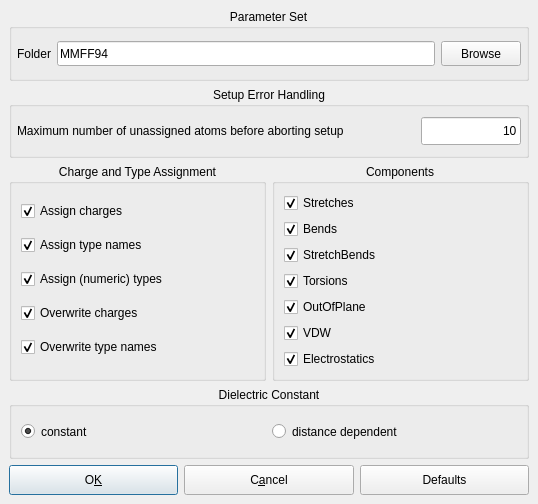
The window that source/VIEW/DIALOGS/MMFF94ConfigurationDialog.ui (BALL-Project/ball) describes before a commit, drawn with Qt 5.
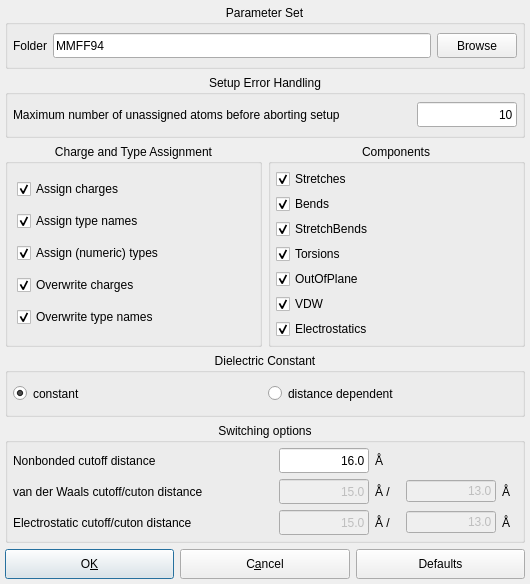
The same window after the commit.

The edit to the form file:
```diff
--- a/source/VIEW/DIALOGS/MMFF94ConfigurationDialog.ui
+++ b/source/VIEW/DIALOGS/MMFF94ConfigurationDialog.ui
@@ -5,8 +5,8 @@
    <rect>
     <x>0</x>
     <y>0</y>
-    <width>538</width>
-    <height>504</height>
+    <width>530</width>
+    <height>584</height>
    </rect>
   </property>
   <property name="sizePolicy" >
@@ -34,174 +34,512 @@
   </property>
   <layout class="QGridLayout" >
    <property name="margin" >
-    <number>9</number>
+    <number>5</number>
    </property>
    <property name="spacing" >
     <number>6</number>
    </property>
-   <item row="2" column="0" >
-    <widget class="QGroupBox" name="check_options" >
+   <item row="5" column="0" colspan="2" >
+    <layout class="QHBoxLayout" >
+     <property name="margin" >
+      <number>0</number>
+     </property>
+     <property name="spacing" >
+      <number>6</number>
+     </property>
+     <item>
+      <widget class="QPushButton" name="close_button" >
+       <property name="sizePolicy" >
+        <sizepolicy>
+         <hsizetype>3</hsizetype>
+         <vsizetype>0</vsizetype>
+         <horstretch>0</horstretch>
+         <verstretch>0</verstretch>
+        </sizepolicy>
+       </property>
      <property name="minimumSize" >
       <size>
        <width>0</width>
+         <height>30</height>
+        </size>
+       </property>
+       <property name="toolTip" >
+        <string>Close and save options</string>
+       </property>
+       <property name="text" >
+        <string>O&amp;K</string>
+       </property>
+       <property name="shortcut" >
+        <string/>
+       </property>
+       <property name="default" >
+        <bool>true</bool>
+       </property>
+      </widget>
+     </item>
+     <item>
+      <widget class="QPushButton" name="cancel_button" >
+       <property name="sizePolicy" >
+        <sizepolicy>
+         <hsizetype>3</hsizetype>
+         <vsizetype>0</vsizetype>
+         <horstretch>0</horstretch>
+         <verstretch>0</verstretch>
+        </sizepolicy>
+       </property>
+       <property name="minimumSize" >
+        <size>
+         <width>0</width>
+         <height>30</height>
+        </size>
+       </property>
+       <property name="toolTip" >
+        <string>Close window and discard changes</string>
+       </property>
+       <property name="text" >
+        <string>C&amp;ancel</string>
+       </property>
+       <property name="shortcut" >
+        <string/>
+       </property>
+      </widget>
+     </item>
+     <item>
+      <widget class="QPushButton" name="reset_button" >
+       <property name="sizePolicy" >
+        <sizepolicy>
+         <hsizetype>3</hsizetype>
+         <vsizetype>0</vsizetype>
+         <horstretch>0</horstretch>
+         <verstretch>0</verstretch>
+        </sizepolicy>
+       </property>
+       <property name="minimumSize" >
+        <size>
+         <width>0</width>
+         <height>30</height>
+        </size>
+       </property>
+       <property name="toolTip" >
+        <string>Reset all settings to default values</string>
+       </property>
+       <property name="text" >
+        <string>Defaults</string>
+       </property>
+       <property name="shortcut" >
+        <string/>
+       </property>
+      </widget>
+     </item>
+    </layout>
+   </item>
+   <item row="4" column="0" colspan="2" >
+    <widget class="QGroupBox" name="cutoff_options" >
+     <property name="minimumSize" >
+      <size>
+       <width>520</width>
        <height>0</height>
       </size>
      </property>
      <property name="title" >
-      <string>Charge and Type Assignment</string>
+      <string>Switching options</string>
      </property>
      <property name="alignment" >
       <set>Qt::AlignHCenter</set>
      </property>
-     <layout class="QVBoxLayout" >
+     <layout class="QGridLayout" >
       <property name="margin" >
-       <number>9</number>
+       <number>5</number>
       </property>
       <property name="spacing" >
        <number>6</number>
       </property>
-      <item>
-       <widget class="QCheckBox" name="assign_charges_checkBox" >
+      <item row="0" column="1" >
+       <widget class="QLineEdit" name="nonbonded_cutoff" >
+        <property name="sizePolicy" >
+         <sizepolicy>
+          <hsizetype>7</hsizetype>
+          <vsizetype>0</vsizetype>
+          <horstretch>0</horstretch>
+          <verstretch>0</verstretch>
+         </sizepolicy>
+        </property>
         <property name="minimumSize" >
          <size>
-          <width>140</width>
-          <height>0</height>
+          <width>0</width>
+          <height>25</height>
          </size>
         </property>
         <property name="text" >
-         <string>Assign charges</string>
+         <string>16.0</string>
         </property>
-        <property name="checked" >
+        <property name="maxLength" >
+         <number>32767</number>
+        </property>
+        <property name="frame" >
          <bool>true</bool>
         </property>
-       </widget>
-      </item>
-      <item>
-       <widget class="QCheckBox" name="assign_typenames_checkBox" >
-        <property name="minimumSize" >
-         <size>
-          <width>165</width>
-          <height>0</height>
-         </size>
+        <property name="echoMode" >
+         <enum>QLineEdit::Normal</enum>
         </property>
-        <property name="text" >
-         <string>Assign type names</string>
+        <property name="alignment" >
+         <set>Qt::AlignRight</set>
         </property>
-        <property name="checked" >
-         <bool>true</bool>
-        </property>
        </widget>
       </item>
-      <item>
-       <widget class="QCheckBox" name="assign_types_checkBox" >
-        <property name="minimumSize" >
-         <size>
-          <width>140</width>
-          <height>0</height>
-         </size>
+      <item row="1" column="1" >
+       <widget class="QLineEdit" name="vdw_cutoff" >
+        <property name="enabled" >
+         <bool>false</bool>
         </property>
-        <property name="text" >
-         <string>Assign (numeric) types</string>
+        <property name="sizePolicy" >
+         <sizepolicy>
+          <hsizetype>7</hsizetype>
+          <vsizetype>0</vsizetype>
+          <horstretch>0</horstretch>
+          <verstretch>0</verstretch>
+         </sizepolicy>
         </property>
-        <property name="checked" >
-         <bool>true</bool>
-        </property>
-       </widget>
-      </item>
-      <item>
-       <widget class="QCheckBox" name="overwrite_charges_checkBox" >
         <property name="minimumSize" >
          <size>
-          <width>155</width>
-          <height>0</height>
+          <width>0</width>
+          <height>25</height>
          </size>
         </property>
         <property name="text" >
-         <string>Overwrite charges</string>
+         <string>15.0</string>
         </property>
-        <property name="checked" >
+        <property name="frame" >
          <bool>true</bool>
         </property>
-       </widget>
-      </item>
-      <item>
-       <widget class="QCheckBox" name="overwrite_typenames_checkBox" >
-        <property name="minimumSize" >
-         <size>
-          <width>155</width>
-          <height>0</height>
-         </size>
+        <property name="echoMode" >
+         <enum>QLineEdit::Normal</enum>
         </property>
-        <property name="text" >
-         <string>Overwrite type names</string>
+        <property name="alignment" >
+         <set>Qt::AlignRight</set>
         </property>
-        <property name="checked" >
-         <bool>true</bool>
-        </property>
-       </widget>
-      </item>
-     </layout>
     </widget>
    </item>
    <item row="2" column="1" >
-    <widget class="QGroupBox" name="groupBox" >
-     <property name="title" >
-      <string>Components</string>
-     </property>
+       <widget class="QLineEdit" name="electrostatic_cutoff" >
+        <property name="enabled" >
+         <bool>false</bool>
+        </property>
+        <property name="minimumSize" >
+         <size>
+          <width>0</width>
+          <height>25</height>
+         </size>
+        </property>
+        <property name="text" >
+         <string>15.0</string>
+        </property>
      <property name="alignment" >
-      <set>Qt::AlignHCenter</set>
-     </property>
-     <layout class="QVBoxLayout" >
-      <property name="margin" >
-       <number>9</number>
-      </property>
-      <property name="spacing" >
-       <number>6</number>
-      </property>
-      <item>
-       <widget class="QCheckBox" name="stretch_box" >
+         <set>Qt::AlignRight</set>
+        </property>
+       </widget>
+      </item>
+      <item row="0" column="2" >
+       <widget class="QLabel" name="nonbonded_cutoff_label_2" >
+        <property name="sizePolicy" >
+         <sizepolicy>
+          <hsizetype>5</hsizetype>
+          <vsizetype>5</vsizetype>
+          <horstretch>0</horstretch>
+          <verstretch>0</verstretch>
+         </sizepolicy>
+        </property>
+        <property name="minimumSize" >
+         <size>
+          <width>25</width>
+          <height>0</height>
+         </size>
+        </property>
+        <property name="maximumSize" >
+         <size>
+          <width>30</width>
+          <height>32767</height>
+         </size>
+        </property>
         <property name="text" >
-         <string>Stretches</string>
+         <string>Å</string>
         </property>
-        <property name="checked" >
-         <bool>true</bool>
+        <property name="buddy" >
+         <cstring>nonbonded_cutoff</cstring>
         </property>
        </widget>
       </item>
-      <item>
-       <widget class="QCheckBox" name="bends_box" >
+      <item row="1" column="2" >
+       <widget class="QLabel" name="nonbonded_cutoff_label_2_2_3" >
+        <property name="sizePolicy" >
+         <sizepolicy>
+          <hsizetype>5</hsizetype>
+          <vsizetype>5</vsizetype>
+          <horstretch>0</horstretch>
+          <verstretch>0</verstretch>
+         </sizepolicy>
+        </property>
+        <property name="minimumSize" >
+         <size>
+          <width>25</width>
+          <height>0</height>
+         </size>
+        </property>
+        <property name="maximumSize" >
+         <size>
+          <width>30</width>
+          <height>32767</height>
+         </size>
+        </property>
         <property name="text" >
-         <string>Bends</string>
+         <string>Å /</string>
         </property>
-        <property name="checked" >
-         <bool>true</bool>
+        <property name="buddy" >
+         <cstring>nonbonded_cutoff</cstring>
         </property>
        </widget>
       </item>
-      <item>
-       <widget class="QCheckBox" name="stretch_bends_box" >
+      <item row="2" column="2" >
+       <widget class="QLabel" name="nonbonded_cutoff_label_2_2_3_2" >
+        <property name="sizePolicy" >
+         <sizepolicy>
+          <hsizetype>5</hsizetype>
+          <vsizetype>5</vsizetype>
+          <horstretch>0</horstretch>
+          <verstretch>0</verstretch>
+         </sizepolicy>
+        </property>
+        <property name="minimumSize" >
+         <size>
+          <width>25</width>
+          <height>0</height>
+         </size>
+        </property>
+        <property name="maximumSize" >
+         <size>
+          <width>30</width>
+          <height>32767</height>
+         </size>
+        </property>
         <property name="text" >
-         <string>StretchBends</string>
+         <string>Å /</string>
         </property>
-        <property name="checked" >
-         <bool>true</bool>
+        <property name="buddy" >
+         <cstring>nonbonded_cutoff</cstring>
         </property>
        </widget>
       </item>
-      <item>
-       <widget class="QCheckBox" name="torsions_box" >
+      <item row="1" column="3" >
+       <widget class="QLineEdit" name="vdw_cuton" >
+        <property name="enabled" >
+         <bool>false</bool>
+        </property>
         <property name="text" >
-         <string>Torsions</string>
+         <string>13.0</string>
         </property>
-        <property name="checked" >
-         <bool>true</bool>
+        <property name="alignment" >
+         <set>Qt::AlignRight</set>
         </property>
        </widget>
       </item>
+      <item row="2" column="3" >
+       <widget class="QLineEdit" name="electrostatic_cuton" >
+        <property name="enabled" >
+         <bool>false</bool>
+        </property>
+        <property name="text" >
+         <string>13.0</string>
+        </property>
+        <property name="alignment" >
+         <set>Qt::AlignRight</set>
+        </property>
+       </widget>
+      </item>
+      <item row="1" column="4" >
+       <widget class="QLabel" name="nonbonded_cutoff_label_2_2" >
+        <property name="sizePolicy" >
+         <sizepolicy>
+          <hsizetype>5</hsizetype>
+          <vsizetype>5</vsizetype>
+          <horstretch>0</horstretch>
+          <verstretch>0</verstretch>
+         </sizepolicy>
+        </property>
+        <property name="minimumSize" >
+         <size>
+          <width>15</width>
+          <height>0</height>
+         </size>
+        </property>
+        <property name="maximumSize" >
+         <size>
+          <width>30</width>
+          <height>32767</height>
+         </size>
+        </property>
+        <property name="text" >
+         <string>Å</string>
+        </property>
+        <property name="buddy" >
+         <cstring>nonbonded_cutoff</cstring>
+        </property>
+       </widget>
+      </item>
+      <item row="2" column="4" >
+       <widget class="QLabel" name="nonbonded_cutoff_label_2_2_2" >
+        <property name="sizePolicy" >
+         <sizepolicy>
+          <hsizetype>5</hsizetype>
+          <vsizetype>5</vsizetype>
+          <horstretch>0</horstretch>
+          <verstretch>0</verstretch>
+         </sizepolicy>
+        </property>
+        <property name="minimumSize" >
+         <size>
+          <width>15</width>
+          <height>0</height>
+         </size>
+        </property>
+        <property name="maximumSize" >
+         <size>
+          <width>30</width>
+          <height>32767</height>
+         </size>
+        </property>
+        <property name="text" >
+         <string>Å</string>
+        </property>
+        <property name="buddy" >
+         <cstring>nonbonded_cutoff</cstring>
+        </property>
+       </widget>
+      </item>
+      <item row="0" column="0" >
+       <widget class="QLabel" name="nonbonded_cutoff_label" >
+        <property name="sizePolicy" >
+         <sizepolicy>
+          <hsizetype>7</hsizetype>
+          <vsizetype>5</vsizetype>
+          <horstretch>0</horstretch>
+          <verstretch>0</verstretch>
+         </sizepolicy>
+        </property>
+        <property name="minimumSize" >
+         <size>
+          <width>260</width>
+          <height>25</height>
+         </size>
+        </property>
+        <property name="text" >
+         <string>Nonbonded cutoff distance</string>
+        </property>
+        <property name="buddy" >
+         <cstring>nonbonded_cutoff</cstring>
+        </property>
+       </widget>
+      </item>
+      <item row="1" column="0" >
+       <widget class="QLabel" name="vdw_cutoff_label" >
+        <property name="sizePolicy" >
+         <sizepolicy>
+          <hsizetype>7</hsizetype>
+          <vsizetype>5</vsizetype>
+          <horstretch>0</horstretch>
+          <verstretch>0</verstretch>
+         </sizepolicy>
+        </property>
+        <property name="minimumSize" >
+         <size>
+          <width>260</width>
+          <height>25</height>
+         </size>
+        </property>
+        <property name="text" >
+         <string>van der Waals cutoff/cuton distance</string>
+        </property>
+        <property name="buddy" >
+         <cstring>vdw_cutoff</cstring>
+        </property>
+       </widget>
+      </item>
+      <item row="2" column="0" >
+       <widget class="QLabel" name="electrostatic_cutoff_label" >
+        <property name="sizePolicy" >
+         <sizepolicy>
+          <hsizetype>7</hsizetype>
+          <vsizetype>5</vsizetype>
+          <horstretch>0</horstretch>
+          <verstretch>0</verstretch>
+         </sizepolicy>
+        </property>
+        <property name="minimumSize" >
+         <size>
+          <width>260</width>
+          <height>25</height>
+         </size>
+        </property>
+        <property name="text" >
+         <string>Electrostatic cutoff/cuton distance</string>
+        </property>
+       </widget>
+      </item>
+     </layout>
+    </widget>
+   </item>
+   <item row="3" column="0" colspan="2" >
+    <widget class="QGroupBox" name="dielectric_group" >
+     <property name="sizePolicy" >
+      <sizepolicy>
+       <hsizetype>1</hsizetype>
+       <vsizetype>1</vsizetype>
+       <horstretch>0</horstretch>
+       <verstretch>0</verstretch>
+      </sizepolicy>
+     </property>
+     <property name="minimumSize" >
+      <size>
+       <width>180</width>
+       <height>0</height>
+      </size>
+     </property>
+     <property name="title" >
+      <string>Dielectric Constant</string>
+     </property>
+     <property name="alignment" >
+      <set>Qt::AlignHCenter</set>
+     </property>
+     <layout class="QHBoxLayout" >
+      <property name="margin" >
+       <number>5</number>
+      </property>
+      <property name="spacing" >
+       <number>6</number>
+      </property>
       <item>
-       <widget class="QCheckBox" name="plane_box" >
+       <widget class="QRadioButton" name="constant_button" >
+        <property name="sizePolicy" >
+         <sizepolicy>
+          <hsizetype>7</hsizetype>
+          <vsizetype>1</vsizetype>
+          <horstretch>0</horstretch>
+          <verstretch>0</verstretch>
+         </sizepolicy>
+        </property>
+        <property name="minimumSize" >
+         <size>
+          <width>0</width>
+          <height>0</height>
+         </size>
+        </property>
+        <property name="maximumSize" >
+         <size>
+          <width>32000</width>
+          <height>32767</height>
+         </size>
+        </property>
         <property name="text" >
-         <string>OutOfPlane</string>
+         <string>constant</string>
         </property>
         <property name="checked" >
          <bool>true</bool>
@@ -209,22 +547,87 @@
        </widget>
       </item>
       <item>
-       <widget class="QCheckBox" name="vdw_box" >
+       <widget class="QRadioButton" name="distance_button" >
+        <property name="sizePolicy" >
+         <sizepolicy>
+          <hsizetype>3</hsizetype>
+          <vsizetype>1</vsizetype>
+          <horstretch>0</horstretch>
+          <verstretch>0</verstretch>
+         </sizepolicy>
+        </property>
+        <property name="minimumSize" >
+         <size>
+          <width>0</width>
+          <height>0</height>
+         </size>
+        </property>
         <property name="text" >
-         <string>VDW</string>
+         <string>distance dependent</string>
         </property>
-        <property name="checked" >
-         <bool>true</bool>
-        </property>
+       </widget>
+      </item>
+     </layout>
+    </widget>
+   </item>
+   <item row="1" column="0" colspan="2" >
+    <widget class="QGroupBox" name="groupBox11" >
+     <property name="title" >
+      <string>Setup Error Handling</string>
+     </property>
+     <property name="alignment" >
+      <set>Qt::AlignHCenter</set>
+     </property>
+     <layout class="QHBoxLayout" >
+      <property name="margin" >
+       <number>5</number>
+      </property>
+      <property name="spacing" >
+       <number>6</number>
+      </property>
+      <item>
+       <widget class="QLabel" name="textLabel1" >
+        <property name="sizePolicy" >
+         <sizepolicy>
+          <hsizetype>7</hsizetype>
+          <vsizetype>1</vsizetype>
+          <horstretch>0</horstretch>
+          <verstretch>0</verstretch>
+         </sizepolicy>
+        </property>
+        <property name="minimumSize" >
+         <size>
+          <width>0</width>
+          <height>28</height>
+         </size>
+        </property>
+        <property name="text" >
+         <string>Maximum number of unassigned atoms before aborting setup</string>
+        </property>
+        <property name="alignment" >
+         <set>Qt::AlignLeading|Qt::AlignLeft|Qt::AlignVCenter</set>
+        </property>
        </widget>
       </item>
       <item>
-       <widget class="QCheckBox" name="es_box" >
+       <widget class="QLineEdit" name="max_unassigned_atoms" >
+        <property name="minimumSize" >
+         <size>
+          <width>100</width>
+          <height>25</height>
+         </size>
+        </property>
+        <property name="maximumSize" >
+         <size>
+          <width>100</width>
+          <height>25</height>
+         </size>
+        </property>
         <property name="text" >
-         <string>Electrostatics</string>
+         <string>10</string>
         </property>
-        <property name="checked" >
-         <bool>true</bool>
+        <property name="alignment" >
+         <set>Qt::AlignRight</set>
         </property>
        </widget>
       </item>
@@ -332,187 +735,109 @@
      </layout>
     </widget>
    </item>
-   <item row="1" column="0" colspan="2" >
-    <widget class="QGroupBox" name="groupBox11" >
+   <item row="2" column="1" >
+    <widget class="QGroupBox" name="groupBox" >
      <property name="title" >
-      <string>Setup Error Handling</string>
+      <string>Components</string>
      </property>
      <property name="alignment" >
       <set>Qt::AlignHCenter</set>
      </property>
-     <layout class="QHBoxLayout" >
+     <layout class="QVBoxLayout" >
       <property name="margin" >
        <number>5</number>
       </property>
       <property name="spacing" >
-       <number>6</number>
+       <number>5</number>
       </property>
       <item>
-       <widget class="QLabel" name="textLabel1" >
-        <property name="sizePolicy" >
-         <sizepolicy>
-          <hsizetype>7</hsizetype>
-          <vsizetype>1</vsizetype>
-          <horstretch>0</horstretch>
-          <verstretch>0</verstretch>
-         </sizepolicy>
-        </property>
-        <property name="minimumSize" >
-         <size>
-          <width>0</width>
-          <height>28</height>
-         </size>
-        </property>
+       <widget class="QCheckBox" name="stretch_box" >
         <property name="text" >
-         <string>Maximum number of unassigned atoms before aborting setup</string>
+         <string>Stretches</string>
         </property>
-        <property name="alignment" >
-         <set>Qt::AlignLeading|Qt::AlignLeft|Qt::AlignVCenter</set>
+        <property name="checked" >
+         <bool>true</bool>
         </property>
        </widget>
       </item>
       <item>
-       <widget class="QLineEdit" name="max_unassigned_atoms" >
-        <property name="minimumSize" >
-         <size>
-          <width>100</width>
-          <height>28</height>
-         </size>
-        </property>
-        <property name="maximumSize" >
-         <size>
-          <width>100</width>
-          <height>28</height>
-         </size>
-        </property>
+       <widget class="QCheckBox" name="bends_box" >
         <property name="text" >
-         <string>10</string>
+         <string>Bends</string>
         </property>
-        <property name="alignment" >
-         <set>Qt::AlignRight</set>
+        <property name="checked" >
+         <bool>true</bool>
         </property>
        </widget>
       </item>
-     </layout>
-    </widget>
-   </item>
-   <item row="4" column="0" colspan="2" >
-    <layout class="QHBoxLayout" >
-     <property name="margin" >
-      <number>0</number>
-     </property>
-     <property name="spacing" >
-      <number>6</number>
-     </property>
      <item>
-      <widget class="QPushButton" name="close_button" >
-       <property name="sizePolicy" >
-        <sizepolicy>
-         <hsizetype>3</hsizetype>
-         <vsizetype>0</vsizetype>
-         <horstretch>0</horstretch>
-         <verstretch>0</verstretch>
-        </sizepolicy>
-       </property>
-       <property name="minimumSize" >
-        <size>
-         <width>0</width>
-         <height>30</height>
-        </size>
-       </property>
-       <property name="toolTip" >
-        <string>Close and save options</string>
-       </property>
+       <widget class="QCheckBox" name="stretch_bends_box" >
        <property name="text" >
-        <string>O&amp;K</string>
-       </property>
-       <property name="shortcut" >
-        <string/>
-       </property>
-       <property name="default" >
+         <string>StretchBends</string>
+        </property>
+        <property name="checked" >
         <bool>true</bool>
        </property>
       </widget>
      </item>
      <item>
-      <widget class="QPushButton" name="cancel_button" >
-       <property name="sizePolicy" >
-        <sizepolicy>
-         <hsizetype>3</hsizetype>
-         <vsizetype>0</vsizetype>
-         <horstretch>0</horstretch>
-         <verstretch>0</verstretch>
-        </sizepolicy>
-       </property>
-       <property name="minimumSize" >
-        <size>
-         <width>0</width>
-         <height>30</height>
-        </size>
-       </property>
-       <property name="toolTip" >
-        <string>Close window and discard changes</string>
-       </property>
+       <widget class="QCheckBox" name="torsions_box" >
+        <property name="text" >
+         <string>Torsions</string>
+        </property>
+        <property name="checked" >
+         <bool>true</bool>
+        </property>
+       </widget>
+      </item>
+      <item>
+       <widget class="QCheckBox" name="plane_box" >
        <property name="text" >
-        <string>C&amp;ancel</string>
-       </property>
-       <property name="shortcut" >
-        <string/>
+         <string>OutOfPlane</string>
+        </property>
+        <property name="checked" >
+         <bool>true</bool>
        </property>
       </widget>
      </item>
      <item>
-      <widget class="QPushButton" name="reset_button" >
-       <property name="sizePolicy" >
-        <sizepolicy>
-         <hsizetype>3</hsizetype>
-         <vsizetype>0</vsizetype>
-         <horstretch>0</horstretch>
-         <verstretch>0</verstretch>
-        </sizepolicy>
-       </property>
-       <property name="minimumSize" >
-        <size>
-         <width>0</width>
-         <height>30</height>
-        </size>
-       </property>
-       <property name="toolTip" >
-        <string>Reset all settings to default values</string>
-       </property>
+       <widget class="QCheckBox" name="vdw_box" >
+        <property name="text" >
+         <string>VDW</string>
+        </property>
+        <property name="checked" >
+         <bool>true</bool>
+        </property>
+       </widget>
+      </item>
+      <item>
+       <widget class="QCheckBox" name="es_box" >
        <property name="text" >
-        <string>Defaults</string>
-       </property>
-       <property name="shortcut" >
-        <string/>
+         <string>Electrostatics</string>
+        </property>
+        <property name="checked" >
+         <bool>true</bool>
        </property>
       </widget>
      </item>
     </layout>
+    </widget>
    </item>
-   <item row="3" column="0" colspan="2" >
-    <widget class="QGroupBox" name="dielectric_group" >
-     <property name="sizePolicy" >
-      <sizepolicy>
-       <hsizetype>1</hsizetype>
-       <vsizetype>1</vsizetype>
-       <horstretch>0</horstretch>
-       <verstretch>0</verstretch>
-      </sizepolicy>
-     </property>
+   <item row="2" column="0" >
+    <widget class="QGroupBox" name="check_options" >
      <property name="minimumSize" >
       <size>
-       <width>180</width>
+       <width>0</width>
        <height>0</height>
       </size>
      </property>
      <property name="title" >
-      <string>Dielectric Constant</string>
+      <string>Charge and Type Assignment</string>
      </property>
      <property name="alignment" >
       <set>Qt::AlignHCenter</set>
      </property>
-     <layout class="QHBoxLayout" >
+     <layout class="QVBoxLayout" >
       <property name="margin" >
        <number>9</number>
       </property>
@@ -520,29 +845,47 @@
        <number>6</number>
       </property>
       <item>
-       <widget class="QRadioButton" name="constant_button" >
-        <property name="sizePolicy" >
-         <sizepolicy>
-          <hsizetype>7</hsizetype>
-          <vsizetype>1</vsizetype>
-          <horstretch>0</horstretch>
-          <verstretch>0</verstretch>
-         </sizepolicy>
+       <widget class="QCheckBox" name="assign_charges_checkBox" >
+        <property name="minimumSize" >
+         <size>
+          <width>140</width>
+          <height>0</height>
+         </size>
         </property>
+        <property name="text" >
+         <string>Assign charges</string>
+        </property>
+        <property name="checked" >
+         <bool>true</bool>
+        </property>
+       </widget>
+      </item>
+      <item>
+       <widget class="QCheckBox" name="assign_typenames_checkBox" >
         <property name="minimumSize" >
          <size>
-          <width>0</width>
+          <width>165</width>
           <height>0</height>
          </size>
         </property>
-        <property name="maximumSize" >
+        <property name="text" >
+         <string>Assign type names</string>
+        </property>
+        <property name="checked" >
+         <bool>true</bool>
+        </property>
+       </widget>
+      </item>
+      <item>
+       <widget class="QCheckBox" name="assign_types_checkBox" >
+        <property name="minimumSize" >
          <size>
-          <width>32000</width>
-          <height>32767</height>
+          <width>140</width>
+          <height>0</height>
          </size>
         </property>
         <property name="text" >
-         <string>constant</string>
+         <string>Assign (numeric) types</string>
         </property>
         <property name="checked" >
          <bool>true</bool>
@@ -550,23 +893,34 @@
        </widget>
       </item>
       <item>
-       <widget class="QRadioButton" name="distance_button" >
-        <property name="sizePolicy" >
-         <sizepolicy>
-          <hsizetype>3</hsizetype>
-          <vsizetype>1</vsizetype>
-          <horstretch>0</horstretch>
-          <verstretch>0</verstretch>
-         </sizepolicy>
+       <widget class="QCheckBox" name="overwrite_charges_checkBox" >
+        <property name="minimumSize" >
+         <size>
+          <width>155</width>
+          <height>0</height>
+         </size>
         </property>
+        <property name="text" >
+         <string>Overwrite charges</string>
+        </property>
+        <property name="checked" >
+         <bool>true</bool>
+        </property>
+       </widget>
+      </item>
+      <item>
+       <widget class="QCheckBox" name="overwrite_typenames_checkBox" >
         <property name="minimumSize" >
          <size>
-          <width>0</width>
+          <width>155</width>
           <height>0</height>
          </size>
         </property>
         <property name="text" >
-         <string>distance dependent</string>
+         <string>Overwrite type names</string>
+        </property>
+        <property name="checked" >
+         <bool>true</bool>
         </property>
        </widget>
       </item>
```
Left out of the diff: 4 changed lines with no effect on the pictures. Lines whose indentation alone changed are shown as unchanged.
